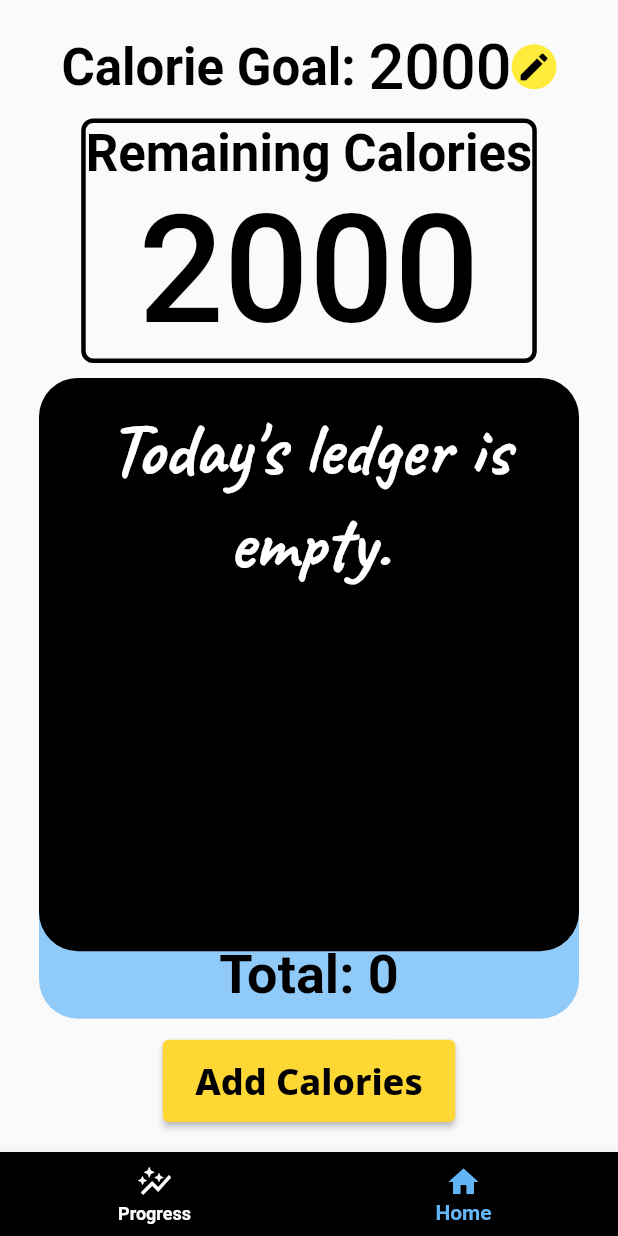
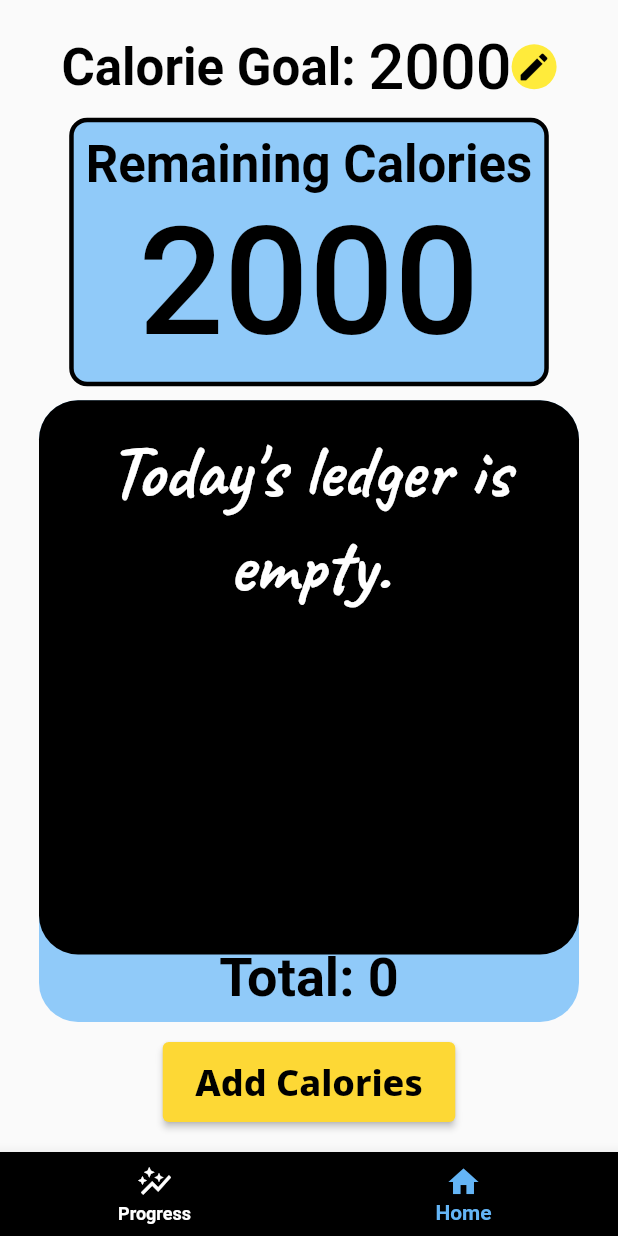
Before and after one commit to WilliamRWalsh/irl-mobile, a Flutter app: the Dashboard screen opened by its route, on a phone screen of 412 x 824 dp. Run offline on Flutter 3.47's test engine with Material 2 defaults, Android fonts, the phone set to English and light mode, and no system bars; our stand-ins replace charts_flutter, cloud_firestore, firebase_auth, firebase_core, google_fonts; missing offline and left inert: cloud_firestore_web, firebase_auth_web, firebase_core_web; accounts and stored records are empty; generated files the repository leaves out were written again; Roboto replaces fonts that are missing (Domine, Pangolin).

Commit message:
remaining cals border

```diff
--- a/lib/screens/dashboard/home.dart
+++ b/lib/screens/dashboard/home.dart
@@ -59,7 +59,10 @@ class Home extends StatelessWidget {
               child: Container(
                 decoration: BoxDecoration(
                     border: Border.all(color: Colors.black, width: 3),
-                    borderRadius: BorderRadius.circular(8)),
+                    borderRadius: BorderRadius.circular(12),
+                    color: Colors.blue[200]),
+                child: Padding(
+                  padding: const EdgeInsets.all(8.0),
                   child: Flexible(
                     flex: 4,
                     child: Column(
@@ -76,6 +79,7 @@ class Home extends StatelessWidget {
                               .copyWith(fontSize: 100),
                         ),
                       ],
+                    ),
                   ),
                 ),
               ),
```
Also changed, not shown: 1 other file. Lines whose indentation alone changed are shown as unchanged.
